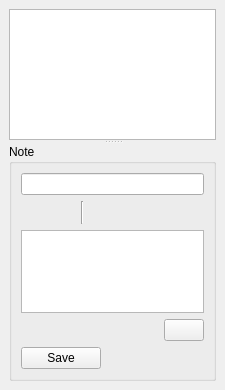
This is src/ui/dock/notesdockwidget.ui in metaxy/openBibleViewer as Qt 5 draws it before an edit. The edited form follows.
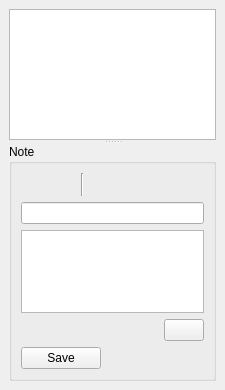
This is the edited form. Icons and pictures are not drawn.

The edit to the form file:
```diff
--- a/src/ui/dock/notesdockwidget.ui
+++ b/src/ui/dock/notesdockwidget.ui
@@ -36,16 +36,6 @@
         <string>Note</string>
        </property>
        <layout class="QVBoxLayout" name="verticalLayout_5">
-        <item>
-         <widget class="QLineEdit" name="lineEdit_noteTitle">
-          <property name="sizePolicy">
-           <sizepolicy hsizetype="Expanding" vsizetype="Fixed">
-            <horstretch>0</horstretch>
-            <verstretch>0</verstretch>
-           </sizepolicy>
-          </property>
-         </widget>
-        </item>
         <item>
          <layout class="QHBoxLayout" name="horizontalLayout_10" stretch="0,0,0,0,0,0,0,0">
           <item>
@@ -160,6 +150,16 @@
           </item>
          </layout>
         </item>
+        <item>
+         <widget class="QLineEdit" name="lineEdit_noteTitle">
+          <property name="sizePolicy">
+           <sizepolicy hsizetype="Expanding" vsizetype="Fixed">
+            <horstretch>0</horstretch>
+            <verstretch>0</verstretch>
+           </sizepolicy>
+          </property>
+         </widget>
+        </item>
         <item>
          <widget class="QTextEdit" name="textEdit_note"/>
         </item>
```
Left out of the diff: 6 changed lines with no effect on the pictures.
